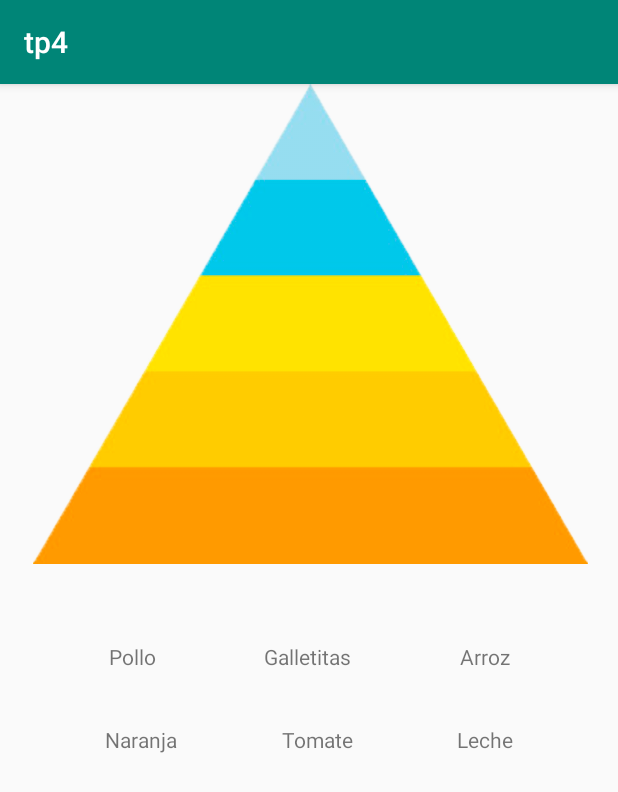
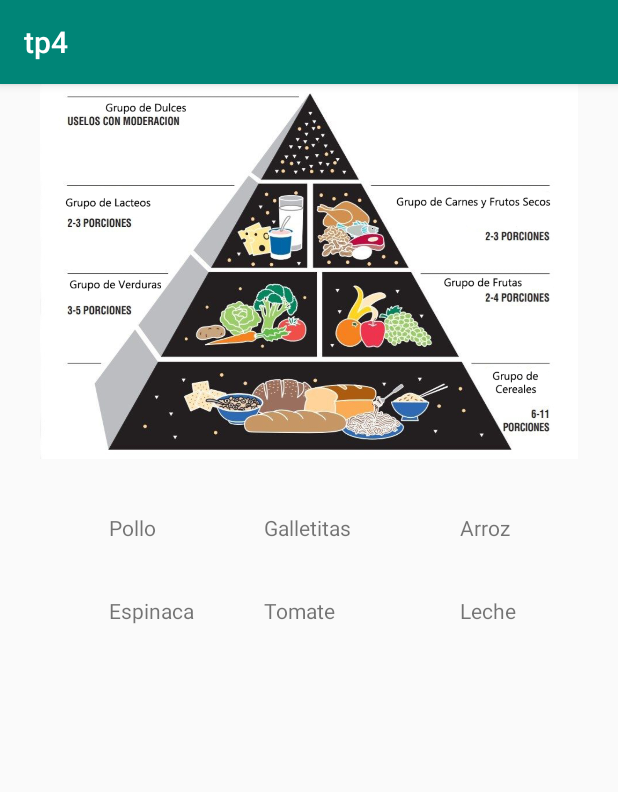
Before and after one commit to fedeglggg/moviles-tp4, an Android app: the Piramide screen opened directly, with no data from a screen before it, on a phone screen of 412 x 824 dp. Shown: the top 792 px of the screen. Run offline under Robolectric (Android 15) with nearby library versions, the phone set to English and light mode, and no system bars.

Commit message:
piramide lista

```diff
--- a/app/src/main/java/com/example/tp4/Piramide.java
+++ b/app/src/main/java/com/example/tp4/Piramide.java
@@ -1,20 +1,13 @@
 package com.example.tp4;
 
-import android.app.Activity;
-import android.content.Intent;
-import android.support.design.widget.CoordinatorLayout;
+
 import android.support.design.widget.Snackbar;
 import android.support.v7.app.AppCompatActivity;
 import android.os.Bundle;
 import android.view.View;
-import android.widget.AdapterView;
-import android.widget.ArrayAdapter;
-import android.widget.Button;
-import android.widget.ListView;
 import android.widget.TextView;
 
 public class Piramide extends AppCompatActivity {
-
 
 
     @Override
@@ -23,6 +16,96 @@ public class Piramide extends AppCompatActivity {
         setContentView(R.layout.activity_piramide);
 
 
+        // snackbar1
+        TextView textView1 = (TextView) findViewById(R.id.textView);
+        textView1.setOnClickListener(new View.OnClickListener() {
+            @Override
+            public void onClick(View v) {
+                View view = findViewById(R.id.piramide);
+                String message = "El pollo pertenece a la categoría de Carnes y Frutos secos";
+                int duration = Snackbar.LENGTH_SHORT;
 
+                showSnackbar(view, message, duration);
+            }
+
+        });
+
+        // snackbar2
+        TextView textView2 = (TextView) findViewById(R.id.textView2);
+        textView2.setOnClickListener(new View.OnClickListener() {
+            @Override
+            public void onClick(View v) {
+                View view = findViewById(R.id.piramide);
+                String message = "Las galletitas pertenecen a la categoría de Aceites y Dulces";
+                int duration = Snackbar.LENGTH_SHORT;
+
+                showSnackbar(view, message, duration);
+            }
+
+        });
+
+
+
+        // snackbar3
+        TextView textView3 = (TextView) findViewById(R.id.textView3);
+        textView3.setOnClickListener(new View.OnClickListener() {
+            @Override
+            public void onClick(View v) {
+                View view = findViewById(R.id.piramide);
+                String message = "El arroz pertenece a la categoría de Cereales";
+                int duration = Snackbar.LENGTH_SHORT;
+
+                showSnackbar(view, message, duration);
+            }
+
+        });
+
+        // snackbar4
+        TextView textView4 = (TextView) findViewById(R.id.textView4);
+        textView4.setOnClickListener(new View.OnClickListener() {
+            @Override
+            public void onClick(View v) {
+                View view = findViewById(R.id.piramide);
+                String message = "La espinaca pertenece a la categoría de Vegetales";
+                int duration = Snackbar.LENGTH_SHORT;
+
+                showSnackbar(view, message, duration);
+            }
+
+        });
+
+        // snackbar5
+        TextView textView5 = (TextView) findViewById(R.id.textView5);
+        textView5.setOnClickListener(new View.OnClickListener() {
+            @Override
+            public void onClick(View v) {
+                View view = findViewById(R.id.piramide);
+                String message = "El tomate pertenece a la categoría de Frutas";
+                int duration = Snackbar.LENGTH_SHORT;
+
+                showSnackbar(view, message, duration);
+            }
+
+        });
+
+        // snackbar6
+        TextView textView6 = (TextView) findViewById(R.id.textView6);
+        textView6.setOnClickListener(new View.OnClickListener() {
+            @Override
+            public void onClick(View v) {
+                View view = findViewById(R.id.piramide);
+                String message = "La Leche pertenece a la categoría de Lacteos";
+                int duration = Snackbar.LENGTH_SHORT;
+
+                showSnackbar(view, message, duration);
+            }
+
+        });
+    }   // oncreate
+
+
+    public void showSnackbar(View view, String message, int duration)
+    {
+        Snackbar.make(view, message, duration).show();
     }
 }
--- a/app/src/main/res/layout/activity_piramide.xml
+++ b/app/src/main/res/layout/activity_piramide.xml
@@ -7,21 +7,11 @@
     android:layout_height="match_parent"
     tools:context=".Piramide">
 
-    <ImageView
-        android:id="@+id/imageView"
-        android:layout_width="414dp"
-        android:layout_height="320dp"
-        android:contentDescription="TODO"
-        app:layout_constraintEnd_toEndOf="parent"
-        app:layout_constraintStart_toStartOf="parent"
-        app:layout_constraintTop_toTopOf="parent"
-        app:srcCompat="@drawable/piramide1" />
-
     <TextView
         android:id="@+id/textView"
         android:layout_width="wrap_content"
         android:layout_height="wrap_content"
-        android:layout_marginTop="52dp"
+        android:layout_marginTop="36dp"
         android:text="Pollo"
         app:layout_constraintEnd_toStartOf="@+id/textView2"
         app:layout_constraintHorizontal_bias="0.5"
@@ -32,7 +22,7 @@
         android:id="@+id/textView2"
         android:layout_width="wrap_content"
         android:layout_height="wrap_content"
-        android:layout_marginTop="52dp"
+        android:layout_marginTop="36dp"
         android:text="Galletitas"
         app:layout_constraintEnd_toStartOf="@+id/textView3"
         app:layout_constraintHorizontal_bias="0.5"
@@ -43,7 +33,7 @@
         android:id="@+id/textView3"
         android:layout_width="wrap_content"
         android:layout_height="wrap_content"
-        android:layout_marginTop="52dp"
+        android:layout_marginTop="36dp"
         android:text="Arroz"
         app:layout_constraintEnd_toEndOf="parent"
         app:layout_constraintHorizontal_bias="0.5"
@@ -51,25 +41,21 @@
         app:layout_constraintTop_toBottomOf="@+id/imageView" />
 
     <TextView
+        android:id="@+id/textView5"
+        android:layout_width="wrap_content"
+        android:layout_height="wrap_content"
+        android:layout_marginTop="36dp"
+        android:text="Tomate"
+        app:layout_constraintStart_toStartOf="@+id/textView2"
+        app:layout_constraintTop_toBottomOf="@+id/textView2" />
+
+    <TextView
         android:id="@+id/textView4"
         android:layout_width="wrap_content"
         android:layout_height="wrap_content"
         android:layout_marginTop="36dp"
-        android:text="Tomate"
-        app:layout_constraintEnd_toStartOf="@+id/textView6"
-        app:layout_constraintHorizontal_bias="0.5"
-        app:layout_constraintStart_toEndOf="@+id/textView5"
-        app:layout_constraintTop_toBottomOf="@+id/textView2" />
-
-    <TextView
-        android:id="@+id/textView5"
-        android:layout_width="wrap_content"
-        android:layout_height="wrap_content"
-        android:layout_marginTop="36dp"
-        android:text="Naranja"
-        app:layout_constraintEnd_toStartOf="@+id/textView4"
-        app:layout_constraintHorizontal_bias="0.5"
-        app:layout_constraintStart_toStartOf="parent"
+        android:text="Espinaca"
+        app:layout_constraintStart_toStartOf="@+id/textView"
         app:layout_constraintTop_toBottomOf="@+id/textView" />
 
     <TextView
@@ -78,10 +64,21 @@
         android:layout_height="wrap_content"
         android:layout_marginTop="36dp"
         android:text="Leche"
+        app:layout_constraintStart_toStartOf="@+id/textView3"
+        app:layout_constraintTop_toBottomOf="@+id/textView3" />
+
+    <ImageView
+        android:id="@+id/imageView"
+        android:layout_width="wrap_content"
+        android:layout_height="250dp"
+        android:layout_marginStart="8dp"
+        android:layout_marginLeft="8dp"
+        android:layout_marginEnd="8dp"
+        android:layout_marginRight="8dp"
         app:layout_constraintEnd_toEndOf="parent"
-        app:layout_constraintHorizontal_bias="0.5"
-        app:layout_constraintStart_toEndOf="@+id/textView4"
-        app:layout_constraintTop_toBottomOf="@+id/textView3" />
+        app:layout_constraintStart_toStartOf="parent"
+        app:layout_constraintTop_toTopOf="parent"
+        app:srcCompat="@drawable/piramide2" />
 
 
 </android.support.constraint.ConstraintLayout>
```
Also changed, not shown: app/src/main/res/drawable/piramide2.jpg (added).
